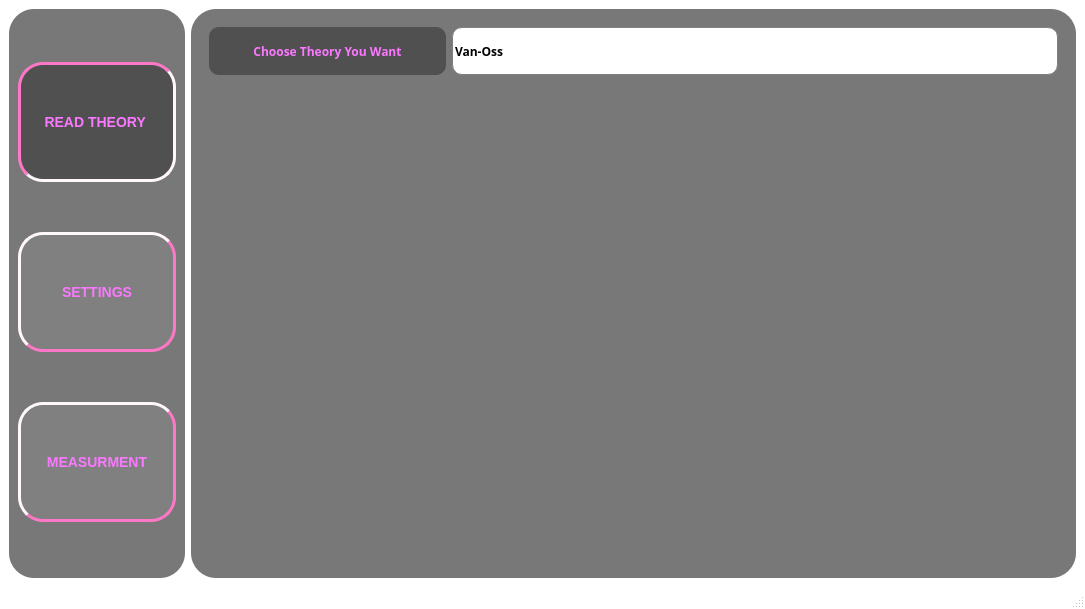
The window that interfaces/MainWindow_v2.ui (plailok/python_SurfaceFreeEnergy_pyqt) describes before a commit, drawn with Qt 5.
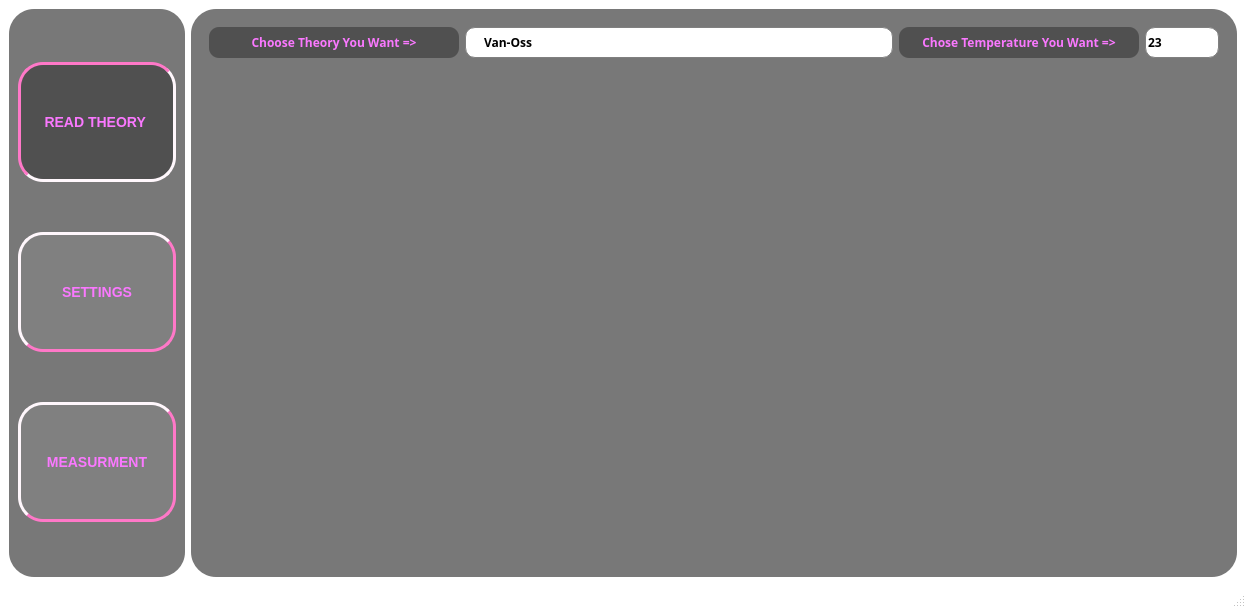
The same window after the commit.

The edit to the form file:
```diff
--- a/interfaces/MainWindow_v2.ui
+++ b/interfaces/MainWindow_v2.ui
@@ -6,8 +6,8 @@
    <rect>
     <x>0</x>
     <y>0</y>
-    <width>1085</width>
-    <height>609</height>
+    <width>1246</width>
+    <height>608</height>
    </rect>
   </property>
   <property name="windowTitle">
@@ -175,7 +175,17 @@
         </property>
         <property name="styleSheet">
          <string notr="true">QFrame{
-	backgroundcolor: rgb(255, 255, 0)}</string>
+	backgroundcolor: rgb(255, 255, 0)}
+QComboBox {
+    border: 1px solid gray;
+    border-radius: 10px;
+    padding: 5px 2px 5px 2px;
+    min-width: 300px;
+	font: bold, 14px;
+}
+QComboBox::drop-down {
+    border: 0px;
+}</string>
         </property>
         <property name="frameShape">
          <enum>QFrame::StyledPanel</enum>
@@ -184,7 +194,7 @@
          <enum>QFrame::Raised</enum>
         </property>
         <layout class="QGridLayout" name="gridLayout_3">
-         <item row="0" column="0">
+         <item row="1" column="0">
           <widget class="QFrame" name="innerMainFrame">
            <property name="frameShape">
             <enum>QFrame::StyledPanel</enum>
@@ -192,19 +202,21 @@
            <property name="frameShadow">
             <enum>QFrame::Raised</enum>
            </property>
-           <layout class="QGridLayout" name="gridLayout_4" rowstretch="1,10" columnstretch="4,1">
+           <layout class="QGridLayout" name="gridLayout_4" rowstretch="1,10" columnstretch="4,1,0,0">
             <item row="0" column="0">
              <widget class="QLabel" name="ctywLabel">
               <property name="styleSheet">
                <string notr="true">QLabel{
 	color:rgb(250, 120, 255);
 	background-color: rgb(80, 80, 80);
+	min-width: 220px;
+	max-width:250px;
 	border-radius: 10px;
 	font: bold, 14px
 }</string>
               </property>
               <property name="text">
-               <string>Choose Theory You Want</string>
+               <string>Choose Theory You Want =&gt;</string>
               </property>
               <property name="scaledContents">
                <bool>true</bool>
@@ -224,29 +236,23 @@
               </property>
               <property name="minimumSize">
                <size>
-                <width>606</width>
+                <width>306</width>
                 <height>30</height>
                </size>
               </property>
+              <property name="layoutDirection">
+               <enum>Qt::RightToLeft</enum>
+              </property>
               <property name="autoFillBackground">
                <bool>false</bool>
               </property>
               <property name="styleSheet">
-               <string notr="true">QComboBox {
-    border: 1px solid gray;
-    border-radius: 10px;
-    padding: 5px 2px 5px 2px;
-    min-width: 600px;
-	font: bold, 14px;
+               <string notr="true">QFrame{
+	background-color: rgb(255,255,255);
+	border-radius: 2px;
 }
-QComboBox::drop-down {
-    border: 0px;
-}
-QFrame{
-background-color: rgb(255,255,255);
-border-radius: 2px;
-
-}
+QComboBox{
+	max-width:450px}
 
 </string>
               </property>
@@ -270,7 +276,50 @@
               </item>
              </widget>
             </item>
-            <item row="1" column="0" colspan="2">
+            <item row="0" column="3">
+             <widget class="QComboBox" name="tempCombobox">
+              <property name="styleSheet">
+               <string notr="true">QComboBox{
+	min-width: 50px;
+	max-width: 100px
+}
+QFrame{
+	background-color: white;
+}</string>
+              </property>
+              <item>
+               <property name="text">
+                <string>23</string>
+               </property>
+              </item>
+              <item>
+               <property name="text">
+                <string>24</string>
+               </property>
+              </item>
+              <item>
+               <property name="text">
+                <string>25</string>
+               </property>
+              </item>
+              <item>
+               <property name="text">
+                <string>26</string>
+               </property>
+              </item>
+              <item>
+               <property name="text">
+                <string>27</string>
+               </property>
+              </item>
+              <item>
+               <property name="text">
+                <string>28</string>
+               </property>
+              </item>
+             </widget>
+            </item>
+            <item row="1" column="0" colspan="4">
              <widget class="QFrame" name="theorysFrame">
               <property name="sizePolicy">
                <sizepolicy hsizetype="Expanding" vsizetype="Expanding">
@@ -284,6 +333,29 @@
               <layout class="QGridLayout" name="gridLayout_5"/>
              </widget>
             </item>
+            <item row="0" column="2">
+             <widget class="QLabel" name="tempLabel">
+              <property name="styleSheet">
+               <string notr="true">QLabel{
+	color:rgb(250, 120, 255);
+	background-color: rgb(80, 80, 80);
+	min-width: 240px;
+	max-width:250px;
+	border-radius: 10px;
+	font: bold, 14px
+}</string>
+              </property>
+              <property name="text">
+               <string>Chose Temperature You Want =&gt;</string>
+              </property>
+              <property name="scaledContents">
+               <bool>true</bool>
+              </property>
+              <property name="alignment">
+               <set>Qt::AlignCenter</set>
+              </property>
+             </widget>
+            </item>
            </layout>
           </widget>
          </item>
```
Left out of the diff: 2 changed lines with no effect on the pictures.
